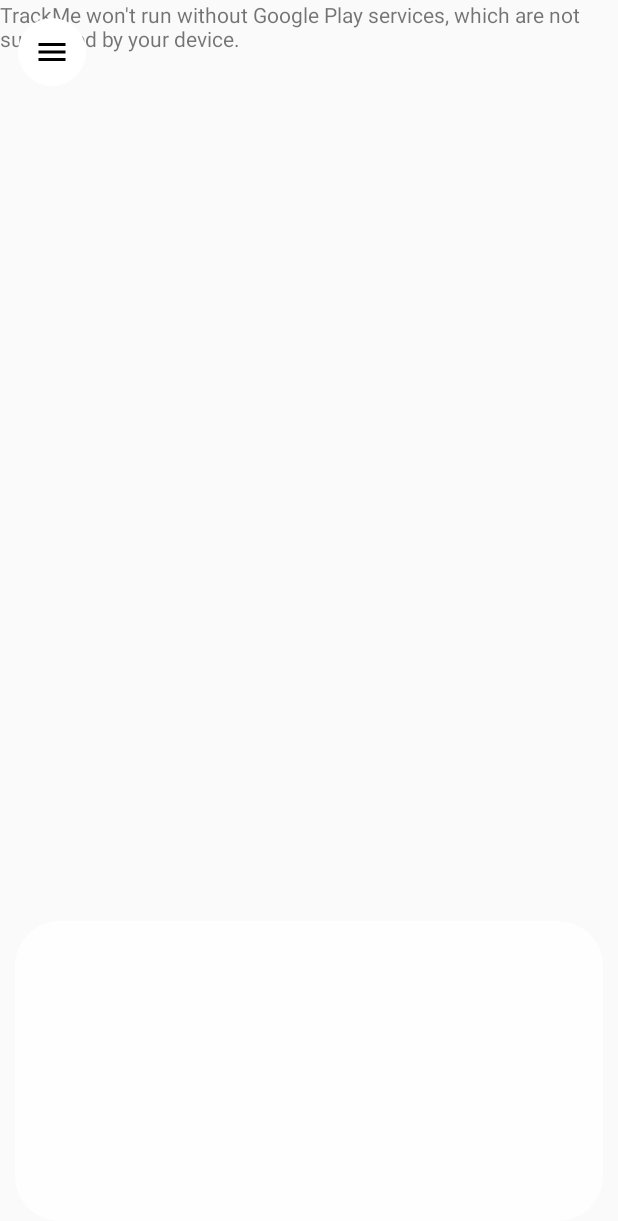
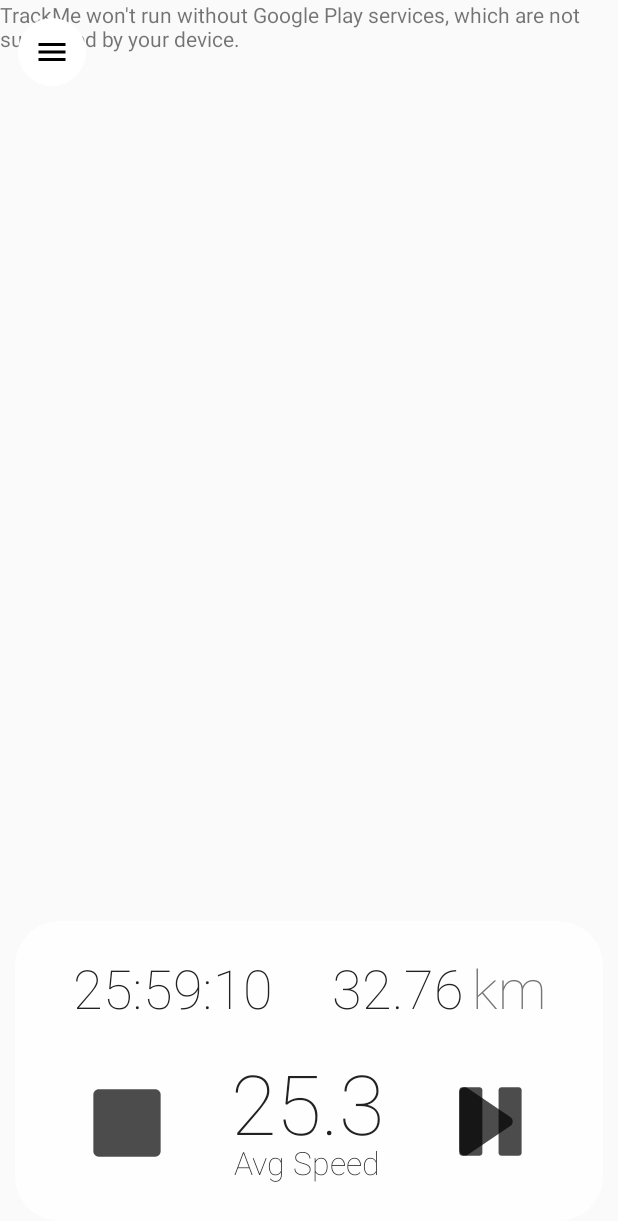
Before and after one commit to marshtupa/TrackMe, an Android app: the screen it shows after launch (MainActivity), on a phone screen of 412 x 824 dp. Shown: the top 1221 px of the screen. Run offline under Robolectric (Android 15) with nearby library versions, the phone set to English and light mode, and no system bars.

```diff
--- /dev/null
+++ b/src/app/src/main/res/drawable/ic_noun_pause_1939967.xml
@@ -0,0 +1,6 @@
+<vector android:alpha="0.85" android:height="75dp"
+    android:viewportHeight="125" android:viewportWidth="100"
+    android:width="65dp" xmlns:android="http://schemas.android.com/apk/res/android">
+    <path android:fillColor="#FF000000" android:pathData="M35.6,2.5H13.3c-2.1,0 -3.9,1.7 -3.9,3.9v87.3c0,2.1 1.7,3.9 3.9,3.9h22.2c2.1,0 3.9,-1.7 3.9,-3.9V6.4C39.4,4.2 37.7,2.5 35.6,2.5z"/>
+    <path android:fillColor="#FF000000" android:pathData="M86.7,2.5H64.4c-2.1,0 -3.9,1.7 -3.9,3.9v87.3c0,2.1 1.7,3.9 3.9,3.9h22.2c2.1,0 3.9,-1.7 3.9,-3.9V6.4C90.5,4.2 88.8,2.5 86.7,2.5z"/>
+</vector>
--- /dev/null
+++ b/src/app/src/main/res/drawable/ic_noun_play_1939965.xml
@@ -0,0 +1,5 @@
+<vector android:alpha="0.85" android:height="75dp"
+    android:viewportHeight="125" android:viewportWidth="100"
+    android:width="60dp" xmlns:android="http://schemas.android.com/apk/res/android">
+    <path android:fillColor="#FF000000" android:pathData="M84.2,43.6L24.4,3.8c-5.1,-3.4 -12,0.3 -12,6.4v79.5c0,6.2 6.9,9.8 12,6.4l59.8,-39.8C88.7,53.4 88.7,46.6 84.2,43.6z"/>
+</vector>
--- /dev/null
+++ b/src/app/src/main/res/drawable/ic_noun_stop_1939970.xml
@@ -0,0 +1,5 @@
+<vector android:alpha="0.70" android:height="75dp"
+    android:viewportHeight="125" android:viewportWidth="100"
+    android:width="60dp" xmlns:android="http://schemas.android.com/apk/res/android">
+    <path android:fillColor="#FF000000" android:pathData="M89.8,2.5H10.2C6,2.5 2.5,6 2.5,10.2v79.6c0,4.3 3.5,7.7 7.7,7.7h79.6c4.3,0 7.7,-3.5 7.7,-7.7V10.2C97.5,6 94,2.5 89.8,2.5z"/>
+</vector>
--- /dev/null
+++ b/src/app/src/main/res/drawable/ic_paus.xml
@@ -0,0 +1,10 @@
+<vector android:alpha="0.7" android:height="46dp"
+    android:viewportHeight="96" android:viewportWidth="82"
+    android:width="42dp" xmlns:android="http://schemas.android.com/apk/res/android">
+    <path android:fillColor="#000000" android:fillType="nonZero"
+        android:pathData="M77.7,0.5L55.4,0.5C53.3,0.5 51.5,2.2 51.5,4.4L51.5,91.7C51.5,93.8 53.2,95.6 55.4,95.6L77.6,95.6C79.7,95.6 81.5,93.9 81.5,91.7L81.5,4.4C81.5,2.2 79.8,0.5 77.7,0.5Z"
+        android:strokeColor="#00000000" android:strokeWidth="1"/>
+    <path android:fillColor="#000000" android:fillType="nonZero"
+        android:pathData="M26.6,0.5L4.3,0.5C2.2,0.5 0.4,2.2 0.4,4.4L0.4,91.7C0.4,93.8 2.1,95.6 4.3,95.6L26.5,95.6C28.6,95.6 30.4,93.9 30.4,91.7L30.4,4.4C30.4,2.2 28.7,0.5 26.6,0.5Z"
+        android:strokeColor="#00000000" android:strokeWidth="1"/>
+</vector>
--- /dev/null
+++ b/src/app/src/main/res/drawable/ic_play_arrow_black_24dp1.xml
@@ -0,0 +1,5 @@
+<vector android:height="90dp" android:tint="#207D41"
+    android:viewportHeight="24.0" android:viewportWidth="24.0"
+    android:width="100dp" xmlns:android="http://schemas.android.com/apk/res/android">
+    <path android:fillColor="#FF000000" android:pathData="M8,5v14l11,-7z"/>
+</vector>
--- /dev/null
+++ b/src/app/src/main/res/drawable/ic_playyy.xml
@@ -0,0 +1,7 @@
+<vector android:alpha="0.7" android:height="46dp"
+    android:viewportHeight="96" android:viewportWidth="76"
+    android:width="36dp" xmlns:android="http://schemas.android.com/apk/res/android">
+    <path android:fillColor="#000000" android:fillType="nonZero"
+        android:pathData="M72.2,41.6L12.4,1.8C7.3,-1.6 0.4,2.1 0.4,8.2L0.4,87.7C0.4,93.9 7.3,97.5 12.4,94.1L72.2,54.3C76.7,51.4 76.7,44.6 72.2,41.6Z"
+        android:strokeColor="#00000000" android:strokeWidth="1"/>
+</vector>
--- /dev/null
+++ b/src/app/src/main/res/drawable/ic_stop.xml
@@ -0,0 +1,7 @@
+<vector android:alpha="0.7" android:height="45dp"
+    android:viewportHeight="96" android:viewportWidth="96"
+    android:width="45dp" xmlns:android="http://schemas.android.com/apk/res/android">
+    <path android:fillColor="#000000" android:fillType="nonZero"
+        android:pathData="M87.8,0.5L8.2,0.5C4,0.5 0.5,4 0.5,8.2L0.5,87.8C0.5,92.1 4,95.5 8.2,95.5L87.8,95.5C92.1,95.5 95.5,92 95.5,87.8L95.5,8.2C95.5,4 92,0.5 87.8,0.5Z"
+        android:strokeColor="#00000000" android:strokeWidth="1"/>
+</vector>
--- /dev/null
+++ b/src/app/src/main/res/drawable/ic_stop_black_24dp.xml
@@ -0,0 +1,5 @@
+<vector android:height="100dp" android:tint="#A81A1E"
+    android:viewportHeight="24.0" android:viewportWidth="24.0"
+    android:width="100dp" xmlns:android="http://schemas.android.com/apk/res/android">
+    <path android:fillColor="#FF000000" android:pathData="M6,6h12v12H6z"/>
+</vector>
--- a/src/app/src/main/res/layout/training_panel.xml
+++ b/src/app/src/main/res/layout/training_panel.xml
@@ -1,6 +1,7 @@
 <?xml version="1.0" encoding="utf-8"?>
 <androidx.constraintlayout.widget.ConstraintLayout xmlns:android="http://schemas.android.com/apk/res/android"
     xmlns:app="http://schemas.android.com/apk/res-auto"
+    xmlns:tools="http://schemas.android.com/tools"
     android:orientation="vertical"
     android:layout_width="match_parent"
     android:layout_height="match_parent">
@@ -18,4 +19,139 @@
         app:layout_constraintEnd_toEndOf="parent"
         app:layout_constraintStart_toStartOf="parent" />
 
+    <TextView
+        android:id="@+id/speedVal"
+        android:layout_width="wrap_content"
+        android:layout_height="wrap_content"
+        android:layout_marginEnd="8dp"
+        android:layout_marginBottom="8dp"
+        android:fontFamily="sans-serif-thin"
+        android:text="32.76"
+        android:textAlignment="center"
+        android:textColor="#222222"
+        android:textSize="36sp"
+        android:visibility="visible"
+        app:layout_constraintBottom_toBottomOf="@+id/view"
+        app:layout_constraintEnd_toEndOf="@+id/view"
+        app:layout_constraintHorizontal_bias="0.713"
+        app:layout_constraintStart_toStartOf="@+id/view"
+        app:layout_constraintTop_toTopOf="@+id/view"
+        app:layout_constraintVertical_bias="0.14" />
+
+    <TextView
+        android:id="@+id/speedVal4"
+        android:layout_width="wrap_content"
+        android:layout_height="wrap_content"
+        android:layout_marginEnd="8dp"
+        android:layout_marginBottom="8dp"
+        android:fontFamily="sans-serif-thin"
+        android:text="km"
+        android:textAlignment="center"
+        android:textAllCaps="false"
+        android:textColor="#757575"
+        android:textSize="36sp"
+        android:visibility="visible"
+        app:layout_constraintBottom_toBottomOf="@+id/view"
+        app:layout_constraintEnd_toEndOf="@+id/view"
+        app:layout_constraintHorizontal_bias="0.15"
+        app:layout_constraintStart_toEndOf="@+id/speedVal"
+        app:layout_constraintTop_toTopOf="@+id/view"
+        app:layout_constraintVertical_bias="0.14" />
+
+    <TextView
+        android:id="@+id/speedVal3"
+        android:layout_width="144dp"
+        android:layout_height="wrap_content"
+        android:layout_marginEnd="8dp"
+        android:layout_marginBottom="8dp"
+        android:fontFamily="sans-serif-thin"
+        android:text="Avg Speed"
+        android:textAlignment="center"
+        android:textColor="#222222"
+        android:textSize="21sp"
+        android:visibility="visible"
+        app:layout_constraintBottom_toBottomOf="@+id/view"
+        app:layout_constraintEnd_toEndOf="@+id/view"
+        app:layout_constraintHorizontal_bias="0.512"
+        app:layout_constraintStart_toStartOf="@+id/view"
+        app:layout_constraintTop_toTopOf="@+id/view"
+        app:layout_constraintVertical_bias="0.896" />
+
+    <TextView
+        android:id="@+id/speedVal6"
+        android:layout_width="144dp"
+        android:layout_height="wrap_content"
+        android:layout_marginEnd="8dp"
+        android:layout_marginBottom="8dp"
+        android:fontFamily="sans-serif-thin"
+        android:text="25.3"
+        android:textAlignment="center"
+        android:textColor="#222222"
+        android:textSize="55sp"
+        android:visibility="visible"
+        app:layout_constraintBottom_toBottomOf="@+id/view"
+        app:layout_constraintEnd_toEndOf="@+id/view"
+        app:layout_constraintHorizontal_bias="0.512"
+        app:layout_constraintStart_toStartOf="@+id/view"
+        app:layout_constraintTop_toTopOf="@+id/view"
+        app:layout_constraintVertical_bias="0.711" />
+
+    <TextView
+        android:id="@+id/speedVal5"
+        android:layout_width="144dp"
+        android:layout_height="wrap_content"
+        android:layout_marginEnd="8dp"
+        android:layout_marginBottom="8dp"
+        android:fontFamily="sans-serif-thin"
+        android:text="25:59:10"
+        android:textAlignment="center"
+        android:textColor="#222222"
+        android:textSize="36sp"
+        android:visibility="visible"
+        app:layout_constraintBottom_toBottomOf="@+id/view"
+        app:layout_constraintEnd_toEndOf="@+id/view"
+        app:layout_constraintHorizontal_bias="0.14"
+        app:layout_constraintStart_toStartOf="@+id/view"
+        app:layout_constraintTop_toTopOf="@+id/view"
+        app:layout_constraintVertical_bias="0.14" />
+
+    <ImageButton
+        android:id="@+id/profileButton5"
+        android:layout_width="0dp"
+        android:layout_height="wrap_content"
+        android:layout_marginStart="296dp"
+        android:background="@drawable/ic_playyy"
+        android:contentDescription="@string/menu_icon"
+        android:onClick="clickProfileButton"
+        app:layout_constraintBottom_toBottomOf="@+id/view"
+        app:layout_constraintStart_toStartOf="@+id/view"
+        app:layout_constraintTop_toTopOf="@+id/view"
+        app:layout_constraintVertical_bias="0.72" />
+
+    <ImageButton
+        android:id="@+id/profileButton7"
+        android:layout_width="0dp"
+        android:layout_height="wrap_content"
+        android:layout_marginStart="52dp"
+        android:background="@drawable/ic_stop"
+        android:contentDescription="@string/menu_icon"
+        android:onClick="clickProfileButton"
+        app:layout_constraintBottom_toBottomOf="@+id/view"
+        app:layout_constraintStart_toStartOf="@+id/view"
+        app:layout_constraintTop_toTopOf="@+id/view"
+        app:layout_constraintVertical_bias="0.722" />
+
+    <ImageButton
+        android:id="@+id/profileButton6"
+        android:layout_width="0dp"
+        android:layout_height="wrap_content"
+        android:layout_marginStart="296dp"
+        android:background="@drawable/ic_paus"
+        android:contentDescription="@string/menu_icon"
+        android:onClick="clickProfileButton"
+        app:layout_constraintBottom_toBottomOf="@+id/view"
+        app:layout_constraintStart_toStartOf="@+id/view"
+        app:layout_constraintTop_toTopOf="@+id/view"
+        app:layout_constraintVertical_bias="0.72" />
+
 </androidx.constraintlayout.widget.ConstraintLayout>
```
Also changed, not shown: src/app/src/main/res/drawable/ic_noun_play_1911699.xml (added, +11 -0 lines), src/app/src/main/res/drawable/ic_pause.xml (added, +16 -0 lines), src/app/src/main/res/drawable/ic_play.xml (added, +7 -0 lines), src/app/src/main/res/drawable/ic_tr.xml (added, +11 -0 lines), src/app/src/main/res/drawable/ic_triang.xml (added, +11 -0 lines).
